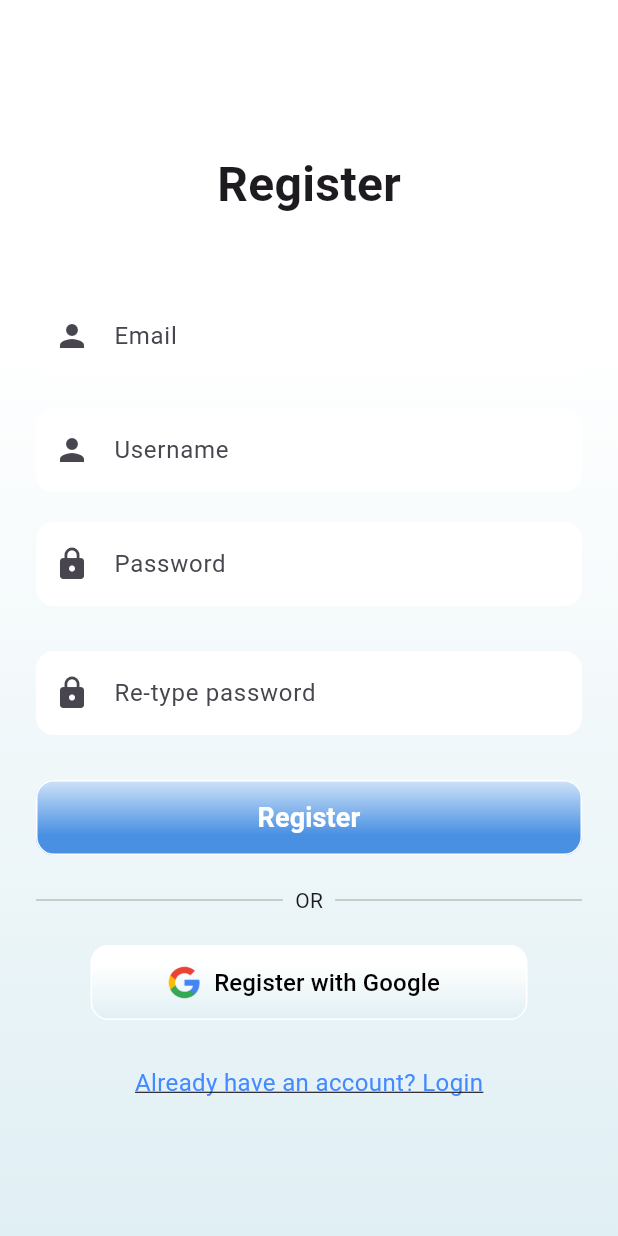
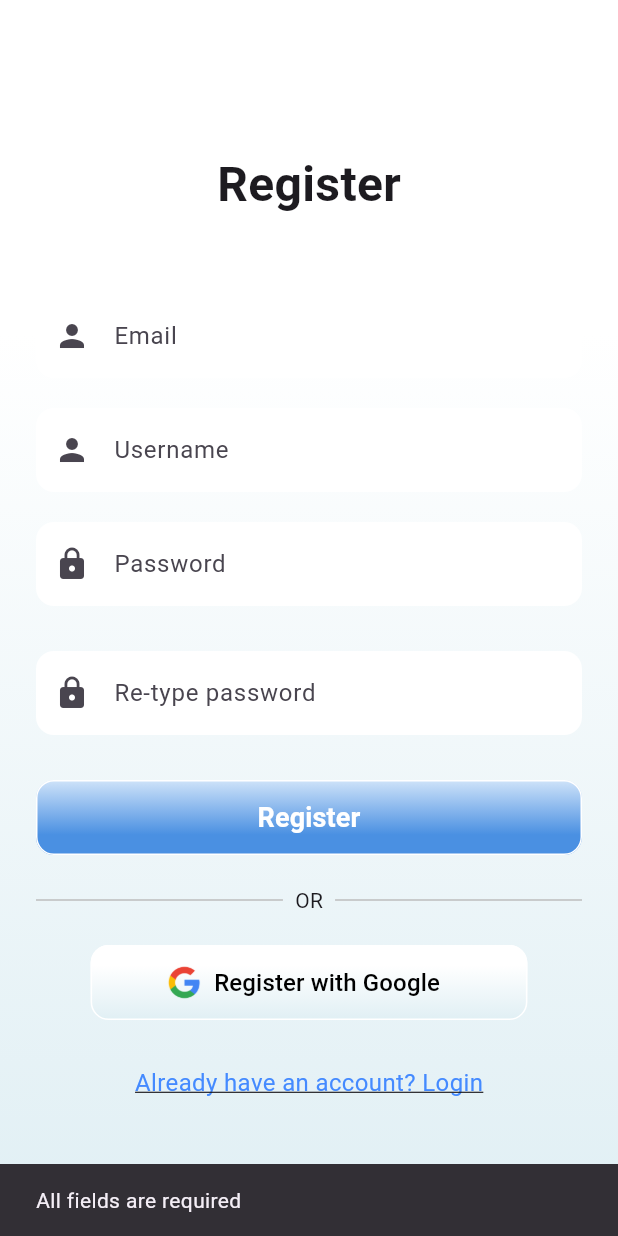
Before and after one commit to xebec1234/DateJar, a Flutter app: the screen it shows after launch, after a tap on "Don't have an account? Register", after a tap on "Register", on a phone screen of 412 x 824 dp. Run offline on Flutter 3.47's test engine with Material 3 defaults, Android fonts, the phone set to English and light mode, and no system bars; our stand-ins replace flutter_secure_storage, google_sign_in, video_player.

Commit message:
Added Register functions

```diff
--- a/lib/core/services/api_service.dart
+++ b/lib/core/services/api_service.dart
@@ -1,6 +1,5 @@
 import 'dart:convert';
 import 'package:http/http.dart' as http;
-import '../constant/api_constant.dart';
 
 class ApiService {
   static Future<Map<String, dynamic>> post(
--- a/lib/features/auth/login_screen.dart
+++ b/lib/features/auth/login_screen.dart
@@ -292,11 +292,14 @@ class _LoginScreenState extends State<LoginScreen> {
                       borderRadius: BorderRadius.circular(12),
                     ),
                     child: OutlinedButton.icon(
-                      onPressed: _loginWithGoogle,
+                      onPressed: isLoading ? null : _loginWithGoogle,
                       icon: Image.asset('assets/images/google.png', width: 24),
-                      label: const Text(
+                      label: Text(
                         'Continue with Google',
-                        style: TextStyle(color: Colors.black, fontSize: 16),
+                        style: TextStyle(
+                          color: isLoading ? Colors.grey : Colors.black,
+                          fontSize: 16,
+                        ),
                       ),
                       style: OutlinedButton.styleFrom(
                         backgroundColor: Colors.transparent,
--- a/lib/features/auth/register_screen.dart
+++ b/lib/features/auth/register_screen.dart
@@ -1,9 +1,163 @@
 import 'package:flutter/material.dart';
+
 import '../../core/theme/app_colors.dart';
 import '../../core/theme/app_theme.dart';
 
-class RegisterScreen extends StatelessWidget {
+import '../../core/services/api_service.dart';
+import '../../core/constant/api_constant.dart';
+import '../../core/services/google_auth_service.dart';
+
+import '../../core/services/user_service.dart';
+import 'package:flutter_secure_storage/flutter_secure_storage.dart';
+
+class RegisterScreen extends StatefulWidget {
   const RegisterScreen({super.key});
+
+  @override
+  State<RegisterScreen> createState() => _RegisterScreenState();
+}
+
+class _RegisterScreenState extends State<RegisterScreen> {
+  final emailController = TextEditingController();
+  final usernameController = TextEditingController();
+  final passwordController = TextEditingController();
+  final rePasswordController = TextEditingController();
+  final storage = const FlutterSecureStorage();
+
+  bool isLoading = false;
+  String? errorMessage;
+
+  @override
+  void dispose() {
+    emailController.dispose();
+    usernameController.dispose();
+    passwordController.dispose();
+    rePasswordController.dispose();
+    super.dispose();
+  }
+
+  void register() async {
+    final email = emailController.text.trim();
+    final username = usernameController.text.trim();
+    final password = passwordController.text.trim();
+    final rePassword = rePasswordController.text.trim();
+
+    if (email.isEmpty ||
+        username.isEmpty ||
+        password.isEmpty ||
+        rePassword.isEmpty) {
+      ScaffoldMessenger.of(
+        context,
+      ).showSnackBar(const SnackBar(content: Text("All fields are required")));
+      return;
+    }
+
+    if (password != rePassword) {
+      ScaffoldMessenger.of(
+        context,
+      ).showSnackBar(const SnackBar(content: Text("Passwords do not match")));
+      return;
+    }
+
+    setState(() {
+      isLoading = true;
+    });
+
+    try {
+      final data = {"name": username, "email": email, "password": password};
+
+      final response = await ApiService.post(ApiConstants.register, data);
+      final status = response['status'];
+      final body = response['body'];
+
+      if (status == 201 && body['token'] != null) {
+        // Save token
+        await storage.write(key: 'token', value: body['token']);
+
+        // Save user info
+        await storage.write(
+          key: 'userId',
+          value: body['user']['id'].toString(),
+        );
+        await storage.write(key: 'name', value: body['user']['name']);
+
+        // Navigate to home
+        Navigator.pushReplacementNamed(context, '/home');
+      } else if (status == 422) {
+        // Validation errors from Laravel
+        final errors = body['errors'] ?? {};
+        String errorText = errors.values.map((e) => e.join(', ')).join('\n');
+        setState(() {
+          errorMessage = errorText;
+        });
+        ScaffoldMessenger.of(
+          context,
+        ).showSnackBar(SnackBar(content: Text(errorText)));
+      } else {
+        setState(() {
+          errorMessage = "Registration failed. Please try again.";
+        });
+      }
+    } catch (e) {
+      print("Register error: $e");
+      setState(() {
+        errorMessage = "An unexpected error occurred";
+      });
+    } finally {
+      setState(() {
+        isLoading = false;
+      });
+    }
+  }
+
+  // GOOGLE LOGIN HANDLER
+  Future<void> _loginWithGoogle() async {
+    setState(() => isLoading = true);
+
+    try {
+      // Get idToken from Google
+      final idToken = await GoogleAuthService.signInAndGetIdToken();
+      if (idToken == null) {
+        setState(() => isLoading = false);
+        ScaffoldMessenger.of(context).showSnackBar(
+          const SnackBar(content: Text('Google sign-in cancelled')),
+        );
+        return;
+      }
+
+      // Call backend
+      final response = await ApiService.post(ApiConstants.googleLogin, {
+        'id_token': idToken,
+      });
+
+      // Check backend response
+      if (response['body']['token'] == null) {
+        throw Exception('No token returned from backend');
+      }
+
+      // Save token
+      await storage.write(key: 'token', value: response['body']['token']);
+
+      // Fetch user info from backend
+      try {
+        final userData = await UserService.fetchUser();
+        await storage.write(key: 'userId', value: userData['id'].toString());
+        await storage.write(key: 'name', value: userData['name']);
+      } catch (e) {
+        print("Failed to fetch user info: $e");
+      }
+
+      // Navigate to home
+      Navigator.pushReplacementNamed(context, '/home');
+    } catch (e) {
+      print('Google login failed: $e');
+      ScaffoldMessenger.of(context).showSnackBar(
+        const SnackBar(content: Text('Google login failed. Please try again.')),
+      );
+    } finally {
+      setState(() => isLoading = false);
+    }
+  }
 
   @override
   Widget build(BuildContext context) {
@@ -19,17 +173,13 @@ class RegisterScreen extends StatelessWidget {
           child: Column(
             children: [
               const SizedBox(height: 100),
-
-              // Register Title
               const Text(
                 'Register',
                 style: TextStyle(fontSize: 32, fontWeight: FontWeight.bold),
               ),
-
               const SizedBox(height: 50),
-
-              // Email field
               TextField(
+                controller: emailController,
                 decoration: InputDecoration(
                   hintText: 'Email',
                   filled: true,
@@ -42,9 +192,8 @@ class RegisterScreen extends StatelessWidget {
                 ),
               ),
               const SizedBox(height: 20),
-
-              // Username field
               TextField(
+                controller: usernameController,
                 decoration: InputDecoration(
                   hintText: 'Username',
                   filled: true,
@@ -57,9 +206,8 @@ class RegisterScreen extends StatelessWidget {
                 ),
               ),
               const SizedBox(height: 20),
-
-              // Password field
               TextField(
+                controller: passwordController,
                 obscureText: true,
                 decoration: InputDecoration(
                   hintText: 'Password',
@@ -73,9 +221,8 @@ class RegisterScreen extends StatelessWidget {
                 ),
               ),
               const SizedBox(height: 30),
-
-              // re-type password field
               TextField(
+                controller: rePasswordController,
                 obscureText: true,
                 decoration: InputDecoration(
                   hintText: 'Re-type password',
@@ -89,7 +236,6 @@ class RegisterScreen extends StatelessWidget {
                 ),
               ),
               const SizedBox(height: 30),
-
               SizedBox(
                 width: double.infinity,
                 height: 50,
@@ -99,9 +245,7 @@ class RegisterScreen extends StatelessWidget {
                     borderRadius: BorderRadius.circular(12),
                   ),
                   child: ElevatedButton(
-                    onPressed: () {
-                      // TODO: Add login logic
-                    },
+                    onPressed: isLoading ? null : register,
                     style: ElevatedButton.styleFrom(
                       backgroundColor: Colors.transparent,
                       shadowColor: Colors.transparent,
@@ -110,21 +254,20 @@ class RegisterScreen extends StatelessWidget {
                       ),
                       side: const BorderSide(color: AppColors.onPrimary),
                     ),
-                    child: const Text(
+                    child: isLoading
+                        ? const CircularProgressIndicator(color: Colors.white)
+                        : const Text(
                             'Register',
                             style: TextStyle(
                               fontSize: 18,
-                        color: Colors.white, // adjust text color for contrast
+                              color: Colors.white,
                               fontWeight: FontWeight.bold,
                             ),
                           ),
                   ),
                 ),
               ),
-
               const SizedBox(height: 20),
-
-              // OR divider
               Row(
                 children: [
                   Expanded(child: Divider(color: Colors.grey[400])),
@@ -135,12 +278,9 @@ class RegisterScreen extends StatelessWidget {
                   Expanded(child: Divider(color: Colors.grey[400])),
                 ],
               ),
-
               const SizedBox(height: 20),
-
-              // Google Sign-in button
               FractionallySizedBox(
-                widthFactor: 0.8, // 80% of parent width
+                widthFactor: 0.8,
                 child: SizedBox(
                   height: 50,
                   child: Container(
@@ -149,11 +289,14 @@ class RegisterScreen extends StatelessWidget {
                       borderRadius: BorderRadius.circular(12),
                     ),
                     child: OutlinedButton.icon(
-                      onPressed: () {},
+                      onPressed: isLoading ? null : _loginWithGoogle,
                       icon: Image.asset('assets/images/google.png', width: 24),
-                      label: const Text(
+                      label: Text(
                         'Register with Google',
-                        style: TextStyle(color: Colors.black, fontSize: 16),
+                        style: TextStyle(
+                          color: isLoading ? Colors.grey : Colors.black,
+                          fontSize: 16,
+                        ),
                       ),
                       style: OutlinedButton.styleFrom(
                         backgroundColor: Colors.transparent,
@@ -167,13 +310,9 @@ class RegisterScreen extends StatelessWidget {
                   ),
                 ),
               ),
-
               const SizedBox(height: 30),
-
-              // Register text
               GestureDetector(
                 onTap: () {
-                  // TODO: Navigate to register screen
                   Navigator.pushReplacementNamed(context, '/login');
                 },
                 child: const Text(
@@ -185,7 +324,6 @@ class RegisterScreen extends StatelessWidget {
                   ),
                 ),
               ),
-
               const SizedBox(height: 50),
             ],
           ),
```
Lines whose indentation alone changed are shown as unchanged.
